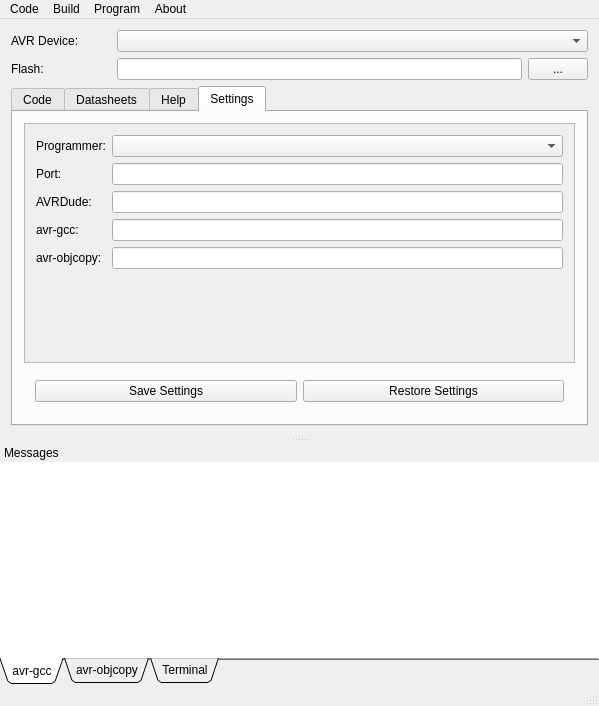
Before: the Qt Designer form jpiiavr/mainwindow.ui in pbystrup/quickanddirty, drawn with Qt 5.
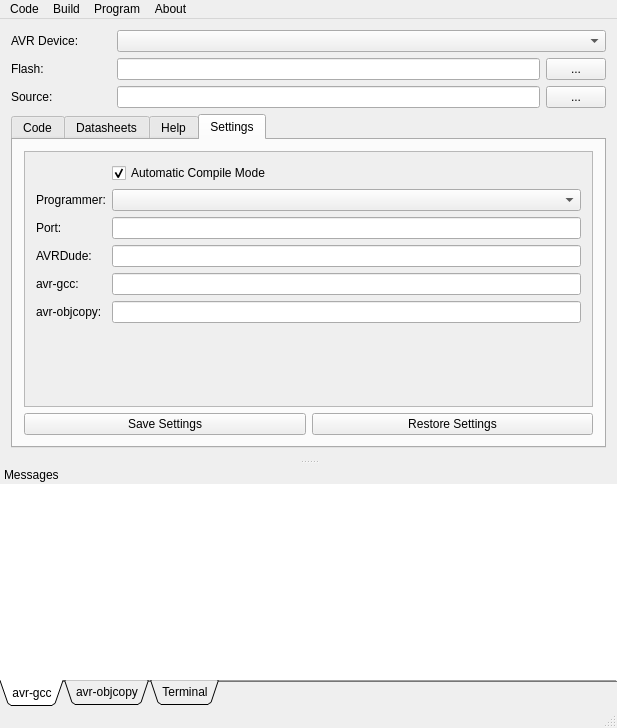
After: the same form once the commit is applied. The open tabs and pages were chosen to show the change.

Commit message: improved usability updated screenshot

Diff of the .ui file:
```diff
--- a/jpiiavr/mainwindow.ui
+++ b/jpiiavr/mainwindow.ui
@@ -6,8 +6,8 @@
    <rect>
     <x>0</x>
     <y>0</y>
-    <width>599</width>
-    <height>706</height>
+    <width>617</width>
+    <height>728</height>
    </rect>
   </property>
   <property name="windowTitle">
@@ -94,6 +94,44 @@
       </item>
      </layout>
     </item>
+    <item>
+     <widget class="QWidget" name="widget_5" native="true">
+      <layout class="QHBoxLayout" name="horizontalLayout_9">
+       <property name="margin">
+        <number>0</number>
+       </property>
+       <item>
+        <widget class="QLabel" name="label_7">
+         <property name="minimumSize">
+          <size>
+           <width>100</width>
+           <height>0</height>
+          </size>
+         </property>
+         <property name="text">
+          <string>Source:</string>
+         </property>
+        </widget>
+       </item>
+       <item>
+        <widget class="QLineEdit" name="lineEditSourceCodeFilename"/>
+       </item>
+       <item>
+        <widget class="QPushButton" name="pushButtonOpenSource">
+         <property name="maximumSize">
+          <size>
+           <width>60</width>
+           <height>16777215</height>
+          </size>
+         </property>
+         <property name="text">
+          <string>...</string>
+         </property>
+        </widget>
+       </item>
+      </layout>
+     </widget>
+    </item>
     <item>
      <widget class="QTabWidget" name="tabWidget_2">
       <property name="currentIndex">
@@ -104,39 +142,6 @@
         <string>Code</string>
        </attribute>
        <layout class="QVBoxLayout" name="verticalLayout_2">
-        <item>
-         <widget class="QCheckBox" name="checkBoxAutomaticCompile">
-          <property name="text">
-           <string>Automatic Compile Mode</string>
-          </property>
-          <property name="checked">
-           <bool>true</bool>
-          </property>
-         </widget>
-        </item>
-        <item>
-         <widget class="QWidget" name="widget_5" native="true">
-          <layout class="QHBoxLayout" name="horizontalLayout_9">
-           <item>
-            <widget class="QLabel" name="label_7">
-             <property name="text">
-              <string>Filename:</string>
-             </property>
-            </widget>
-           </item>
-           <item>
-            <widget class="QLineEdit" name="lineEditSourceCodeFilename"/>
-           </item>
-           <item>
-            <widget class="QPushButton" name="pushButtonOpenSource">
-             <property name="text">
-              <string>...</string>
-             </property>
-            </widget>
-           </item>
-          </layout>
-         </widget>
-        </item>
         <item>
          <widget class="QScrollArea" name="scrollAreaCodeEditor">
           <property name="frameShape">
@@ -150,8 +155,8 @@
             <rect>
              <x>0</x>
              <y>0</y>
-             <width>559</width>
-             <height>160</height>
+             <width>577</width>
+             <height>247</height>
             </rect>
            </property>
            <layout class="QVBoxLayout" name="verticalLayout_9">
@@ -305,8 +310,8 @@
             <rect>
              <x>0</x>
              <y>0</y>
-             <width>557</width>
-             <height>151</height>
+             <width>575</width>
+             <height>157</height>
             </rect>
            </property>
            <layout class="QVBoxLayout" name="verticalLayout_3">
@@ -351,11 +356,49 @@
             <rect>
              <x>0</x>
              <y>0</y>
-             <width>539</width>
-             <height>197</height>
+             <width>557</width>
+             <height>232</height>
             </rect>
            </property>
            <layout class="QFormLayout" name="formLayout">
+            <item row="9" column="0">
+             <widget class="QLabel" name="label_12">
+              <property name="text">
+               <string>avr-objcopy:</string>
+              </property>
+             </widget>
+            </item>
+            <item row="9" column="1">
+             <widget class="QLineEdit" name="lineEditAvrObjCopy">
+              <property name="text">
+               <string/>
+              </property>
+             </widget>
+            </item>
+            <item row="0" column="1">
+             <widget class="QCheckBox" name="checkBoxAutomaticCompile">
+              <property name="text">
+               <string>Automatic Compile Mode</string>
+              </property>
+              <property name="checked">
+               <bool>true</bool>
+              </property>
+             </widget>
+            </item>
+            <item row="1" column="1">
+             <widget class="QComboBox" name="comboBoxProgrammer">
+              <property name="editable">
+               <bool>false</bool>
+              </property>
+             </widget>
+            </item>
+            <item row="1" column="0">
+             <widget class="QLabel" name="label_3">
+              <property name="text">
+               <string>Programmer:</string>
+              </property>
+             </widget>
+            </item>
             <item row="3" column="0">
              <widget class="QLabel" name="label_4">
               <property name="text">
@@ -363,6 +406,12 @@
               </property>
              </widget>
             </item>
+            <item row="3" column="1">
+             <widget class="QLineEdit" name="lineEditPort"/>
+            </item>
+            <item row="5" column="1">
+             <widget class="QLineEdit" name="lineEditAVRDude"/>
+            </item>
             <item row="5" column="0">
              <widget class="QLabel" name="label_5">
               <property name="text">
@@ -370,6 +419,13 @@
               </property>
              </widget>
             </item>
+            <item row="7" column="1">
+             <widget class="QLineEdit" name="lineEditAvrGcc">
+              <property name="text">
+               <string/>
+              </property>
+             </widget>
+            </item>
             <item row="7" column="0">
              <widget class="QLabel" name="label_11">
               <property name="text">
@@ -377,47 +433,6 @@
               </property>
              </widget>
             </item>
-            <item row="7" column="1">
-             <widget class="QLineEdit" name="lineEditAvrGcc">
-              <property name="text">
-               <string/>
-              </property>
-             </widget>
-            </item>
-            <item row="8" column="0">
-             <widget class="QLabel" name="label_12">
-              <property name="text">
-               <string>avr-objcopy:</string>
-              </property>
-             </widget>
-            </item>
-            <item row="8" column="1">
-             <widget class="QLineEdit" name="lineEditAvrObjCopy">
-              <property name="text">
-               <string/>
-              </property>
-             </widget>
-            </item>
-            <item row="5" column="1">
-             <widget class="QLineEdit" name="lineEditAVRDude"/>
-            </item>
-            <item row="3" column="1">
-             <widget class="QLineEdit" name="lineEditPort"/>
-            </item>
-            <item row="2" column="1">
-             <widget class="QComboBox" name="comboBoxProgrammer">
-              <property name="editable">
-               <bool>false</bool>
-              </property>
-             </widget>
-            </item>
-            <item row="2" column="0">
-             <widget class="QLabel" name="label_3">
-              <property name="text">
-               <string>Programmer:</string>
-              </property>
-             </widget>
-            </item>
            </layout>
           </widget>
          </widget>
@@ -425,6 +440,9 @@
         <item>
          <widget class="QWidget" name="widget" native="true">
           <layout class="QHBoxLayout" name="horizontalLayout_3">
+           <property name="margin">
+            <number>0</number>
+           </property>
            <item>
             <widget class="QPushButton" name="pushButtonSaveSettings">
              <property name="text">
@@ -453,7 +471,7 @@
     <rect>
      <x>0</x>
      <y>0</y>
-     <width>599</width>
+     <width>617</width>
      <height>25</height>
     </rect>
    </property>
```
The commit also changes 2 other files.
